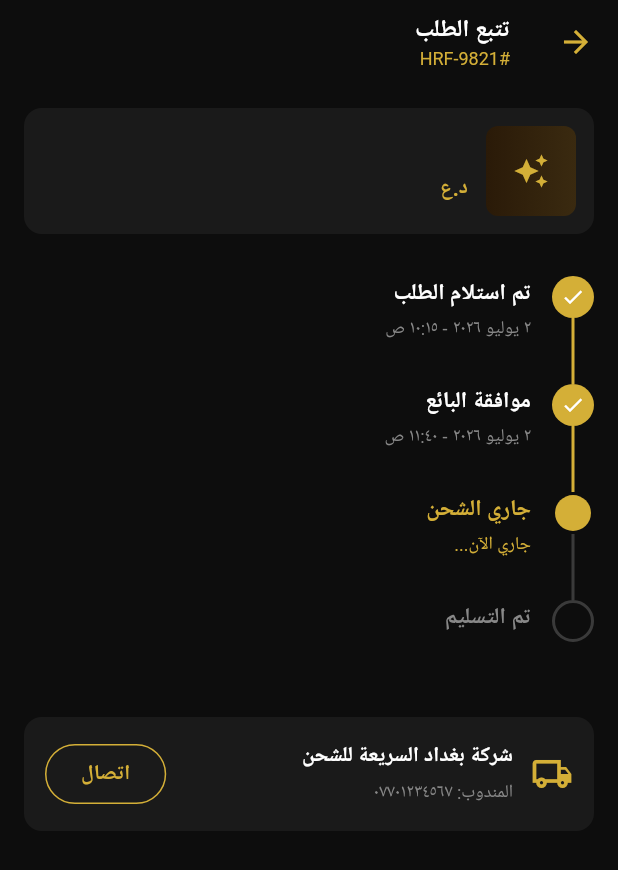
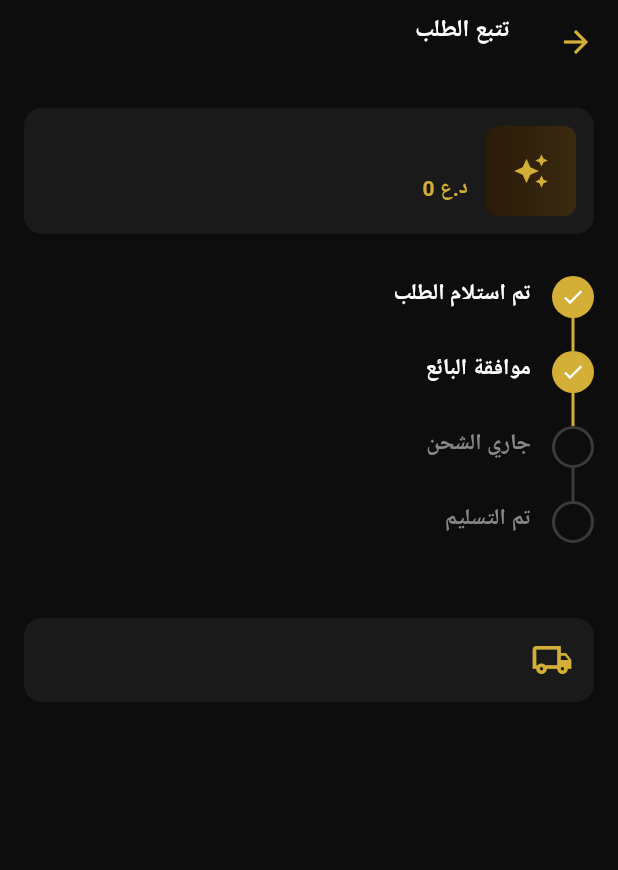
Before and after one commit to btar457/AL_HIRFA, a Flutter app: the OrderTrackingScreen screen opened directly with empty values, on a phone screen of 412 x 824 dp. Shown: the top 870 px of the screen. Run offline on Flutter 3.47's test engine with Material 3 defaults, Android fonts, the phone set to English and light mode, and no system bars; our stand-ins replace cached_network_image, cloud_firestore, firebase_auth, firebase_core, firebase_messaging, firebase_storage and 2 more; accounts and stored records are empty; Roboto replaces fonts that are missing (Cairo).

```diff
--- a/lib/screens/customer/order_tracking_screen.dart
+++ b/lib/screens/customer/order_tracking_screen.dart
@@ -1,7 +1,7 @@
 import 'package:flutter/material.dart';
-import 'package:url_launcher/url_launcher.dart';
 import '../../core/constants/colors.dart';
-import '../../models/marketplace_product.dart';
+import '../../models/order_model.dart';
+import '../../services/order_service.dart';
 
 enum _StageStatus { completed, current, pending }
 
@@ -12,10 +12,20 @@ class _TimelineStage {
   const _TimelineStage({required this.title, required this.subtitle, required this.status});
 }
 
+String _formatPrice(int value) {
+  final str = value.toString();
+  final buffer = StringBuffer();
+  for (int i = 0; i < str.length; i++) {
+    if (i > 0 && (str.length - i) % 3 == 0) buffer.write(',');
+    buffer.write(str[i]);
+  }
+  return buffer.toString();
+}
+
+/// تتبّع حالة طلب حقيقي حياً عبر OrderService.watchOrder.
 class OrderTrackingScreen extends StatefulWidget {
-  final MarketplaceProduct product;
-  final String orderNumber;
-  const OrderTrackingScreen({super.key, required this.product, this.orderNumber = '#HRF-9821'});
+  final String orderId;
+  const OrderTrackingScreen({super.key, required this.orderId});
   @override
   State<OrderTrackingScreen> createState() => _OrderTrackingScreenState();
 }
@@ -24,24 +34,30 @@ class _OrderTrackingScreenState extends State<OrderTrackingScreen> with SingleTi
   late final AnimationController _pulseController = AnimationController(vsync: this, duration: const Duration(milliseconds: 1000))..repeat(reverse: true);
   late final Animation<double> _pulseAnimation = Tween<double>(begin: 0.85, end: 1.15).animate(CurvedAnimation(parent: _pulseController, curve: Curves.easeInOut));
 
-  final _stages = const [
-    _TimelineStage(title: 'تم استلام الطلب', subtitle: '٢ يوليو ٢٠٢٦ - ١٠:١٥ ص', status: _StageStatus.completed),
-    _TimelineStage(title: 'موافقة البائع', subtitle: '٢ يوليو ٢٠٢٦ - ١١:٤٠ ص', status: _StageStatus.completed),
-    _TimelineStage(title: 'جاري الشحن', subtitle: 'جاري الآن...', status: _StageStatus.current),
-    _TimelineStage(title: 'تم التسليم', subtitle: '', status: _StageStatus.pending),
-  ];
-
   @override
   void dispose() {
     _pulseController.dispose();
     super.dispose();
   }
 
-  Future<void> _callRepresentative() async {
-    final uri = Uri(scheme: 'tel', path: '07701234567');
-    if (await canLaunchUrl(uri)) {
-      await launchUrl(uri);
+  List<_TimelineStage> _stagesFor(OrderModel order) {
+    _StageStatus stageStatus(bool done, bool isCurrent) {
+      if (done) return _StageStatus.completed;
+      if (isCurrent) return _StageStatus.current;
+      return _StageStatus.pending;
     }
+
+    final approved = !['pending'].contains(order.status);
+    final shipped = ['shipping_assigned', 'picked_up', 'delivered'].contains(order.status);
+    final pickedUp = ['picked_up', 'delivered'].contains(order.status);
+    final delivered = order.status == 'delivered';
+
+    return [
+      const _TimelineStage(title: 'تم استلام الطلب', subtitle: '', status: _StageStatus.completed),
+      _TimelineStage(title: 'موافقة البائع', subtitle: approved ? '' : 'بانتظار موافقة الحرفي...', status: stageStatus(approved, order.status == 'pending')),
+      _TimelineStage(title: 'جاري الشحن', subtitle: pickedUp ? '' : (shipped ? 'بانتظار الاستلام من الحرفي...' : ''), status: stageStatus(pickedUp, order.status == 'shipping_assigned')),
+      _TimelineStage(title: 'تم التسليم', subtitle: '', status: stageStatus(delivered, order.status == 'picked_up')),
+    ];
   }
 
   @override
@@ -50,35 +66,58 @@ class _OrderTrackingScreenState extends State<OrderTrackingScreen> with SingleTi
       textDirection: TextDirection.rtl,
       child: Scaffold(
         backgroundColor: AppColors.background,
-        appBar: AppBar(
+        body: StreamBuilder<OrderModel?>(
+          stream: OrderService.instance.watchOrder(widget.orderId),
+          builder: (context, snapshot) {
+            if (snapshot.hasError) {
+              return Center(child: Text('تعذّر تحميل الطلب', style: TextStyle(color: AppColors.subText)));
+            }
+            if (!snapshot.hasData) {
+              return const Center(child: CircularProgressIndicator(color: AppColors.gold));
+            }
+            final order = snapshot.data;
+            if (order == null) {
+              return Center(child: Text('الطلب غير موجود', style: TextStyle(color: AppColors.subText)));
+            }
+            return CustomScrollView(
+              slivers: [
+                SliverAppBar(
                   backgroundColor: AppColors.background,
                   iconTheme: const IconThemeData(color: AppColors.gold),
                   title: Column(
                     crossAxisAlignment: CrossAxisAlignment.start,
                     children: [
                       const Text('تتبع الطلب', style: TextStyle(color: AppColors.text, fontWeight: FontWeight.bold, fontSize: 16)),
-              Text(widget.orderNumber, style: const TextStyle(color: AppColors.gold, fontSize: 12)),
+                      Text(order.orderNumber, style: const TextStyle(color: AppColors.gold, fontSize: 12)),
                     ],
                   ),
                 ),
-        body: SingleChildScrollView(
+                SliverPadding(
                   padding: const EdgeInsets.all(16),
-          child: Column(
-            crossAxisAlignment: CrossAxisAlignment.start,
-            children: [
-              _buildProductCard(),
+                  sliver: SliverList(
+                    delegate: SliverChildListDelegate([
+                      _buildProductCard(order),
+                      const SizedBox(height: 16),
+                      if (order.status == 'cancelled') _buildCancelledBanner() else ...[
+                        const SizedBox(height: 12),
+                        _buildTimeline(order),
+                      ],
+                      if (order.shippingUid != null) ...[
                         const SizedBox(height: 28),
-              _buildTimeline(),
-              const SizedBox(height: 28),
-              _buildShippingCompanyCard(),
+                        _buildShippingCompanyCard(order),
                       ],
+                    ]),
                   ),
+                ),
+              ],
+            );
+          },
         ),
       ),
     );
   }
 
-  Widget _buildProductCard() {
+  Widget _buildProductCard(OrderModel order) {
     return Container(
       padding: const EdgeInsets.all(12),
       decoration: BoxDecoration(color: AppColors.card, borderRadius: BorderRadius.circular(12)),
@@ -98,9 +137,9 @@ class _OrderTrackingScreenState extends State<OrderTrackingScreen> with SingleTi
             child: Column(
               crossAxisAlignment: CrossAxisAlignment.start,
               children: [
-                Text(widget.product.name, style: const TextStyle(color: AppColors.text, fontWeight: FontWeight.bold), maxLines: 1, overflow: TextOverflow.ellipsis),
+                Text(order.productName, style: const TextStyle(color: AppColors.text, fontWeight: FontWeight.bold), maxLines: 1, overflow: TextOverflow.ellipsis),
                 const SizedBox(height: 4),
-                Text('د.ع ${widget.product.price}', style: const TextStyle(color: AppColors.gold, fontWeight: FontWeight.bold)),
+                Text('د.ع ${_formatPrice(order.price)}', style: const TextStyle(color: AppColors.gold, fontWeight: FontWeight.bold)),
               ],
             ),
           ),
@@ -109,11 +148,27 @@ class _OrderTrackingScreenState extends State<OrderTrackingScreen> with SingleTi
     );
   }
 
-  Widget _buildTimeline() {
+  Widget _buildCancelledBanner() {
+    return Container(
+      width: double.infinity,
+      padding: const EdgeInsets.all(14),
+      decoration: BoxDecoration(color: Colors.red.withOpacity(0.1), borderRadius: BorderRadius.circular(12), border: Border.all(color: Colors.red.withOpacity(0.3))),
+      child: Row(
+        children: [
+          const Icon(Icons.cancel_outlined, color: Colors.redAccent),
+          const SizedBox(width: 10),
+          Expanded(child: Text('تم إلغاء هذا الطلب', style: const TextStyle(color: Colors.redAccent, fontWeight: FontWeight.bold))),
+        ],
+      ),
+    );
+  }
+
+  Widget _buildTimeline(OrderModel order) {
+    final stages = _stagesFor(order);
     return Column(
-      children: List.generate(_stages.length, (i) {
-        final stage = _stages[i];
-        final isLast = i == _stages.length - 1;
+      children: List.generate(stages.length, (i) {
+        final stage = stages[i];
+        final isLast = i == stages.length - 1;
         return IntrinsicHeight(
           child: Row(
             crossAxisAlignment: CrossAxisAlignment.start,
@@ -190,7 +245,9 @@ class _OrderTrackingScreenState extends State<OrderTrackingScreen> with SingleTi
     }
   }
 
-  Widget _buildShippingCompanyCard() {
+  Widget _buildShippingCompanyCard(OrderModel order) {
+    // TODO: عرض رقم مندوب التوصيل الفعلي عند إضافة حقل جهة اتصال شركة
+    // الشحن إلى OrderModel/shipping_profile (غير موجود في المخطط الحالي).
     return Container(
       padding: const EdgeInsets.all(14),
       decoration: BoxDecoration(color: AppColors.card, borderRadius: BorderRadius.circular(12)),
@@ -199,19 +256,7 @@ class _OrderTrackingScreenState extends State<OrderTrackingScreen> with SingleTi
           const Icon(Icons.local_shipping_outlined, color: AppColors.gold, size: 28),
           const SizedBox(width: 12),
           Expanded(
-            child: Column(
-              crossAxisAlignment: CrossAxisAlignment.start,
-              children: [
-                const Text('شركة بغداد السريعة للشحن', style: TextStyle(color: AppColors.text, fontWeight: FontWeight.bold)),
-                const SizedBox(height: 4),
-                Text('المندوب: ٠٧٧٠١٢٣٤٥٦٧', style: TextStyle(color: AppColors.subText, fontSize: 12)),
-              ],
-            ),
-          ),
-          OutlinedButton(
-            style: OutlinedButton.styleFrom(side: const BorderSide(color: AppColors.gold), shape: const StadiumBorder()),
-            onPressed: _callRepresentative,
-            child: const Text('اتصال', style: TextStyle(color: AppColors.gold, fontWeight: FontWeight.bold)),
+            child: Text(order.shippingCompanyName ?? 'شركة الشحن', style: const TextStyle(color: AppColors.text, fontWeight: FontWeight.bold)),
           ),
         ],
       ),
```
Also changed, not shown: lib/screens/customer/orders_history_screen.dart (+73 -59 lines), lib/services/order_service.dart (+7 -0 lines). Lines whose indentation alone changed are shown as unchanged.
